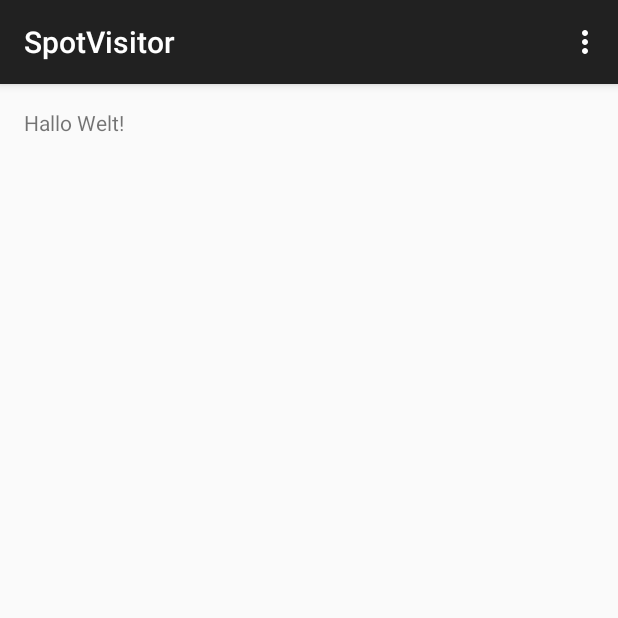
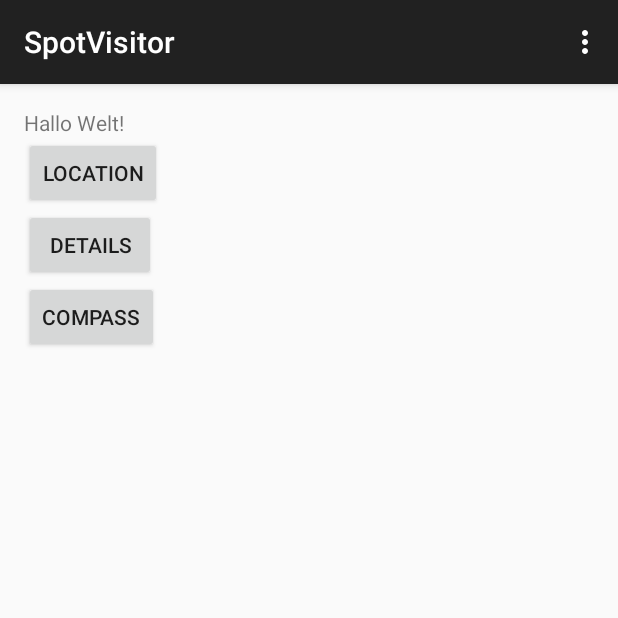
Before and after one commit to jps90/SpotVisitor, an Android app: the screen it shows after launch (StartUp), on a phone screen of 412 x 824 dp, the top half of it. Run offline under Robolectric (Android 15) with nearby library versions, the phone set to English and light mode, and no system bars.

Commit message:
Activities geändert und Design erstellt

```diff
--- a/app/src/main/AndroidManifest.xml
+++ b/app/src/main/AndroidManifest.xml
@@ -16,6 +16,9 @@
                 <category android:name="android.intent.category.LAUNCHER" />
             </intent-filter>
         </activity>
+        <activity android:name=".compass.CompassActivity"></activity>
+        <activity android:name=".location.LocationActivity"></activity>
+        <activity android:name=".detail.DetailActivity"></activity>
     </application>
 
 </manifest>
--- a/app/src/main/java/de/uni/oldenburg/spotvisitor/StartUp.java
+++ b/app/src/main/java/de/uni/oldenburg/spotvisitor/StartUp.java
@@ -1,9 +1,17 @@
 package de.uni.oldenburg.spotvisitor;
 
+import android.content.Intent;
 import android.support.v7.app.ActionBarActivity;
 import android.os.Bundle;
+import android.util.Log;
 import android.view.Menu;
 import android.view.MenuItem;
+import android.view.View;
+import android.widget.Button;
+
+import de.uni.oldenburg.spotvisitor.compass.CompassActivity;
+import de.uni.oldenburg.spotvisitor.detail.DetailActivity;
+import de.uni.oldenburg.spotvisitor.location.LocationActivity;
 
 
 public class StartUp extends ActionBarActivity {
@@ -14,6 +22,31 @@ public class StartUp extends ActionBarActivity {
         setContentView(R.layout.activity_start_up);
     }
 
+    @Override
+    protected void onStart() {
+        super.onStart();
+        ((Button)findViewById(R.id.button)).setOnClickListener(new Button.OnClickListener() {
+            @Override
+            public void onClick(View v) {
+                Intent intent = new Intent(StartUp.this, LocationActivity.class);
+                startActivity(intent);
+            }
+        });
+        ((Button)findViewById(R.id.button2)).setOnClickListener(new Button.OnClickListener() {
+            @Override
+            public void onClick(View v) {
+                Intent intent = new Intent(StartUp.this, DetailActivity.class);
+                startActivity(intent);
+            }
+        });
+        ((Button)findViewById(R.id.button3)).setOnClickListener(new Button.OnClickListener() {
+            @Override
+            public void onClick(View v) {
+                Intent intent = new Intent(StartUp.this, CompassActivity.class);
+                startActivity(intent);
+            }
+        });
+    }
 
     @Override
     public boolean onCreateOptionsMenu(Menu menu) {
--- a/app/src/main/res/layout/activity_start_up.xml
+++ b/app/src/main/res/layout/activity_start_up.xml
@@ -6,6 +6,34 @@
     android:paddingBottom="@dimen/activity_vertical_margin" tools:context=".StartUp">
 
     <TextView android:text="@string/hello_world" android:layout_width="wrap_content"
-        android:layout_height="wrap_content" />
+        android:layout_height="wrap_content"
+        android:id="@+id/textView" />
+
+    <Button
+        android:layout_width="wrap_content"
+        android:layout_height="wrap_content"
+        android:text="Location"
+        android:id="@+id/button"
+        android:layout_below="@+id/textView"
+        android:layout_alignParentLeft="true"
+        android:layout_alignParentStart="true" />
+
+    <Button
+        android:layout_width="wrap_content"
+        android:layout_height="wrap_content"
+        android:text="Details"
+        android:id="@+id/button2"
+        android:layout_below="@+id/button"
+        android:layout_alignParentLeft="true"
+        android:layout_alignParentStart="true" />
+
+    <Button
+        android:layout_width="wrap_content"
+        android:layout_height="wrap_content"
+        android:text="Compass"
+        android:id="@+id/button3"
+        android:layout_below="@+id/button2"
+        android:layout_alignParentLeft="true"
+        android:layout_alignParentStart="true" />
 
 </RelativeLayout>
--- a/app/src/main/res/menu/menu_start_up.xml
+++ b/app/src/main/res/menu/menu_start_up.xml
@@ -2,5 +2,5 @@
     xmlns:app="http://schemas.android.com/apk/res-auto"
     xmlns:tools="http://schemas.android.com/tools" tools:context=".StartUp">
     <item android:id="@+id/action_settings" android:title="@string/action_settings"
-        android:orderInCategory="100" app:showAsAction="never" />
+        android:orderInCategory="100"/>
 </menu>
--- a/app/src/main/res/values/strings.xml
+++ b/app/src/main/res/values/strings.xml
@@ -3,4 +3,8 @@
 
     <string name="hello_world">Hallo Welt!</string>
     <string name="action_settings">Settings</string>
+    <string name="titleLocationActivity">Bekannte Orte</string>
+    <string name="titleCompassActivity">Kompass</string>
+    <string name="lblLocation">Ort</string>
+    <string name="lblCategory">Kategorie</string>
 </resources>
```
Also changed, not shown: app/src/main/java/de/uni/oldenburg/spotvisitor/compass/CompassActivity.java (+11 -1 lines), app/src/main/java/de/uni/oldenburg/spotvisitor/detail/DetailActivity.java (+8 -0 lines), app/src/main/java/de/uni/oldenburg/spotvisitor/location/LocationActivity.java (+12 -0 lines), app/src/main/res/layout/activity_compass.xml (added, +18 -0 lines), app/src/main/res/layout/activity_detail.xml (added, +53 -0 lines), app/src/main/res/layout/activity_location.xml (added, +12 -0 lines), 1 other file.
